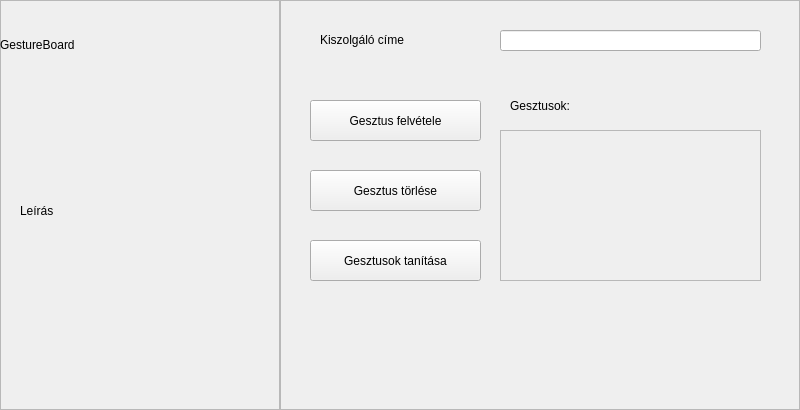
Qt form UI/Views/trainOptionsForm.ui (Excal21/GestureBoard) before a commit.
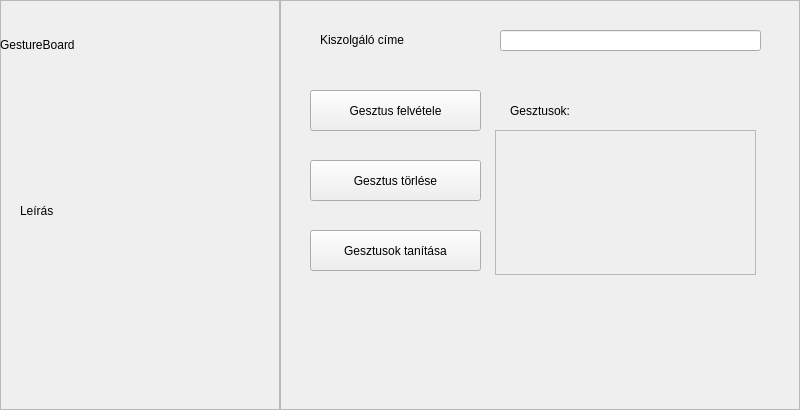
The same form after that commit.

```diff
--- a/UI/Views/trainOptionsForm.ui
+++ b/UI/Views/trainOptionsForm.ui
@@ -100,7 +100,7 @@
     <property name="geometry">
      <rect>
       <x>30</x>
-      <y>100</y>
+      <y>90</y>
       <width>171</width>
       <height>41</height>
      </rect>
@@ -113,7 +113,7 @@
     <property name="geometry">
      <rect>
       <x>30</x>
-      <y>240</y>
+      <y>230</y>
       <width>171</width>
       <height>41</height>
      </rect>
@@ -126,7 +126,7 @@
     <property name="geometry">
      <rect>
       <x>30</x>
-      <y>170</y>
+      <y>160</y>
       <width>171</width>
       <height>41</height>
      </rect>
@@ -138,10 +138,10 @@
    <widget class="QScrollArea" name="scrollArea">
     <property name="geometry">
      <rect>
-      <x>220</x>
+      <x>215</x>
       <y>130</y>
       <width>261</width>
-      <height>151</height>
+      <height>145</height>
      </rect>
     </property>
     <property name="widgetResizable">
@@ -153,7 +153,7 @@
        <x>0</x>
        <y>0</y>
        <width>259</width>
-       <height>149</height>
+       <height>143</height>
       </rect>
      </property>
     </widget>
@@ -164,7 +164,7 @@
       <x>230</x>
       <y>90</y>
       <width>251</width>
-      <height>31</height>
+      <height>41</height>
      </rect>
     </property>
     <property name="text">
```
